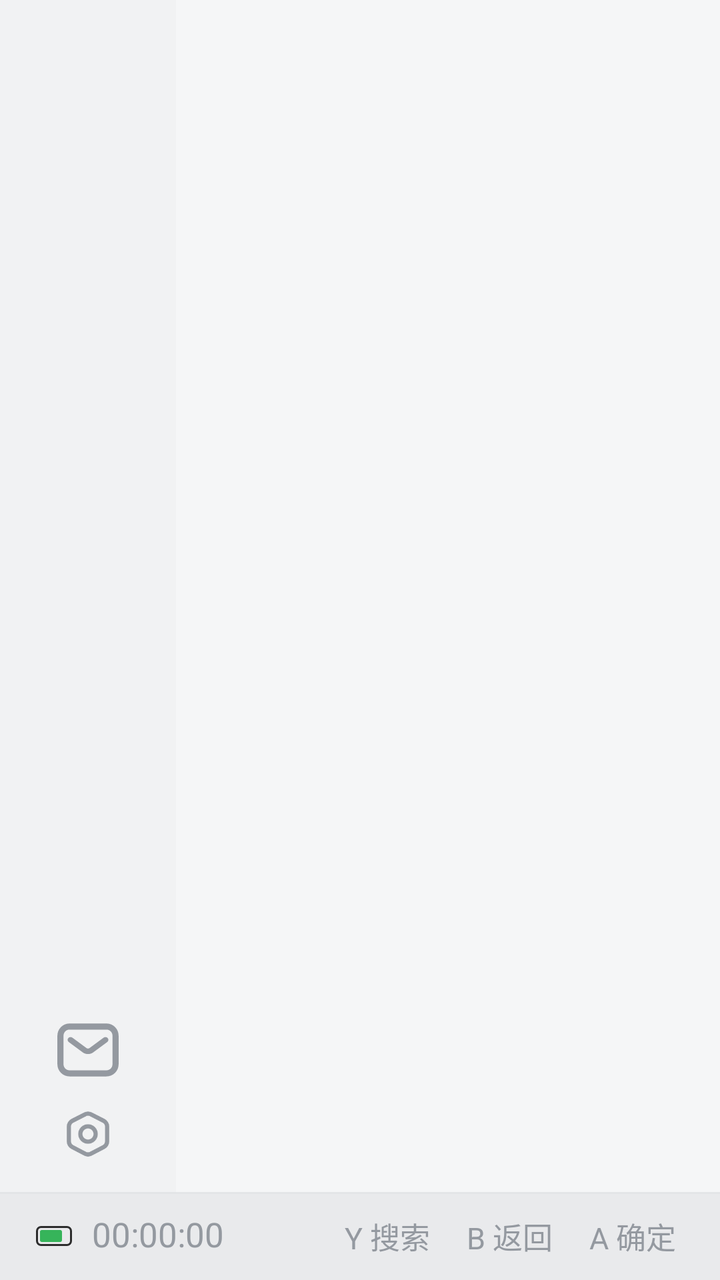
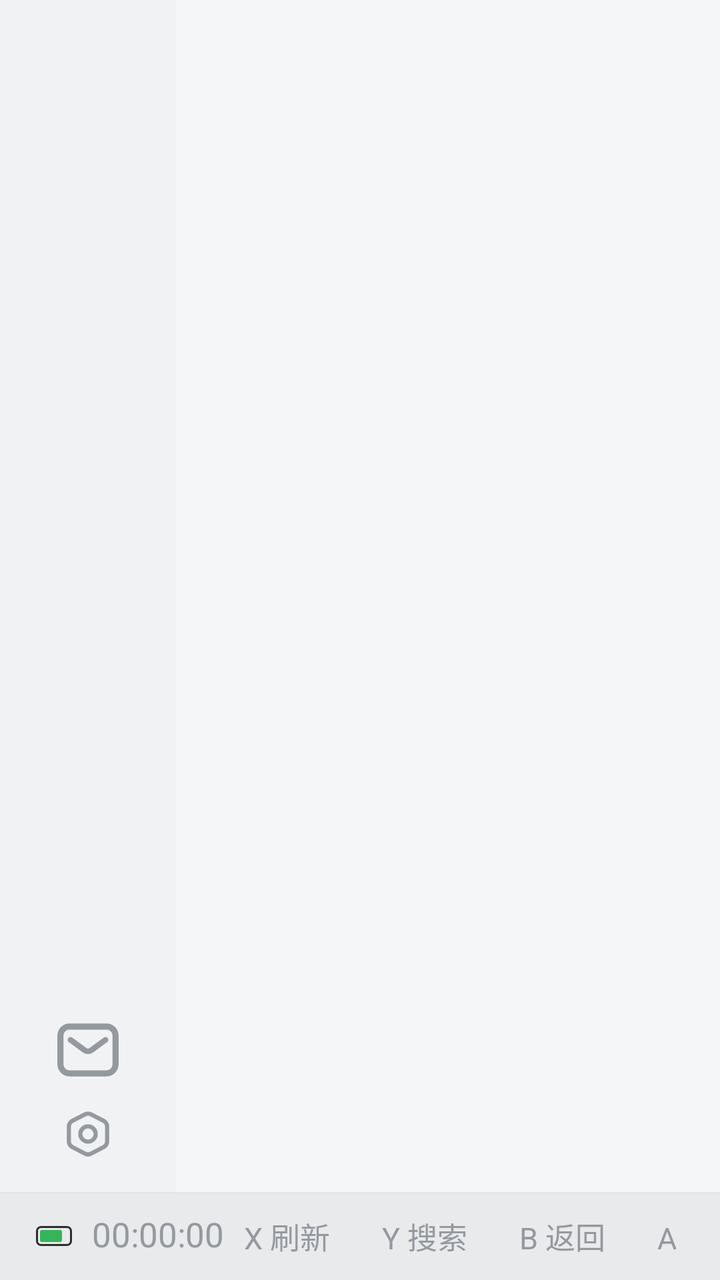

Screens rendered from an Android XML layout before and after an edit, with the pre-edit source and the edit as a unified diff.
<!-- AndroidManifest.xml: application theme Theme.Blbl -->
<!-- res/layout/activity_main.xml -->
<?xml version="1.0" encoding="utf-8"?>
<androidx.constraintlayout.widget.ConstraintLayout xmlns:android="http://schemas.android.com/apk/res/android"
    xmlns:app="http://schemas.android.com/apk/res-auto"
    android:layout_width="match_parent"
    android:layout_height="match_parent"
    android:background="?attr/blblPageBackdrop">

    <LinearLayout
        android:id="@+id/sidebar"
        android:layout_width="@dimen/sidebar_width"
        android:layout_height="0dp"
        android:background="@color/blbl_surface_variant_wiliwili_light"
        android:clipChildren="false"
        android:orientation="vertical"
        app:layout_constraintBottom_toTopOf="@id/footer_bar"
        app:layout_constraintStart_toStartOf="parent"
        app:layout_constraintTop_toTopOf="parent">

        <com.google.android.material.imageview.ShapeableImageView
            android:id="@+id/iv_sidebar_user"
            android:layout_width="@dimen/sidebar_user_size"
            android:layout_height="@dimen/sidebar_user_size"
            android:layout_gravity="center_horizontal"
            android:layout_marginTop="@dimen/sidebar_user_margin_top"
            android:clickable="true"
            android:defaultFocusHighlightEnabled="false"
            android:focusable="true"
            android:padding="1dp"
            android:stateListAnimator="@animator/blbl_focus_scale"
            android:visibility="gone"
            android:contentDescription="@string/app_name"
            android:src="@android:drawable/sym_def_app_icon"
            app:shapeAppearanceOverlay="@style/ShapeAppearanceOverlay_Blbl_Circular"
            app:strokeColor="?attr/blblFocusStrokeColor"
            app:strokeWidth="2dp" />

        <TextView
            android:id="@+id/btn_sidebar_login"
            android:layout_width="@dimen/sidebar_login_size"
            android:layout_height="@dimen/sidebar_login_size"
            android:layout_gravity="center_horizontal"
            android:layout_marginTop="@dimen/sidebar_login_margin_top"
            android:clickable="true"
            android:focusable="true"
            android:gravity="center"
            android:includeFontPadding="false"
            android:stateListAnimator="@animator/blbl_focus_scale"
            android:text="@string/sidebar_login"
            android:textColor="?attr/blblOnPageBackdrop"
            android:textSize="@dimen/sidebar_login_text_size"
            android:visibility="gone"
            android:background="@drawable/blbl_login_circle_bg" />

        <androidx.recyclerview.widget.RecyclerView
            android:id="@+id/recycler_sidebar"
            android:layout_width="match_parent"
            android:layout_height="0dp"
            android:layout_marginTop="@dimen/sidebar_nav_margin_top"
            android:layout_weight="1"
            android:clipChildren="false"
            android:clipToPadding="false"
            android:paddingVertical="0dp" />

        <com.google.android.material.card.MaterialCardView
            android:id="@+id/btn_sidebar_inbox"
            android:layout_width="@dimen/sidebar_main_settings_size"
            android:layout_height="@dimen/sidebar_main_settings_size"
            android:layout_gravity="center_horizontal"
            android:layout_marginBottom="8dp"
            android:contentDescription="消息"
            android:clickable="true"
            android:focusable="true"
            android:stateListAnimator="@animator/blbl_focus_scale"
            android:padding="@dimen/sidebar_main_settings_padding"
            app:cardBackgroundColor="@android:color/transparent"
            app:cardCornerRadius="10dp"
            app:cardElevation="0dp"
            app:strokeColor="?attr/blblFocusStrokeFocusOnlyColor"
            app:strokeWidth="2dp">

            <ImageView
                android:layout_width="match_parent"
                android:layout_height="match_parent"
                android:contentDescription="@null"
                android:scaleType="fitCenter"
                android:src="@drawable/ic_wiliwili_inbox_centered"
                app:tint="?attr/blblOnPageBackdropSecondary" />
        </com.google.android.material.card.MaterialCardView>

        <com.google.android.material.card.MaterialCardView
            android:id="@+id/btn_sidebar_settings"
            android:layout_width="@dimen/sidebar_main_settings_size"
            android:layout_height="@dimen/sidebar_main_settings_size"
            android:layout_gravity="center_horizontal"
            android:layout_marginBottom="@dimen/sidebar_settings_margin_bottom"
            android:contentDescription="@string/tab_settings"
            android:clickable="true"
            android:focusable="true"
            android:stateListAnimator="@animator/blbl_focus_scale"
            android:padding="@dimen/sidebar_main_settings_padding"
            app:cardBackgroundColor="@android:color/transparent"
            app:cardCornerRadius="10dp"
            app:cardElevation="0dp"
            app:strokeColor="?attr/blblFocusStrokeFocusOnlyColor"
            app:strokeWidth="2dp">

            <ImageView
                android:layout_width="match_parent"
                android:layout_height="match_parent"
                android:contentDescription="@null"
                android:scaleType="fitCenter"
                android:src="@drawable/wiliwili_ico_setting"
                app:tint="?attr/blblOnPageBackdropSecondary" />
        </com.google.android.material.card.MaterialCardView>
    </LinearLayout>

    <FrameLayout
        android:id="@+id/main_container"
        android:layout_width="0dp"
        android:layout_height="0dp"
        android:background="?attr/blblContentBackground"
        app:layout_constraintBottom_toTopOf="@id/footer_bar"
        app:layout_constraintEnd_toEndOf="parent"
        app:layout_constraintStart_toEndOf="@id/sidebar"
        app:layout_constraintTop_toTopOf="parent" />

    <LinearLayout
        android:id="@+id/footer_bar"
        android:layout_width="0dp"
        android:layout_height="44dp"
        android:background="@drawable/bg_wiliwili_footer_light"
        android:gravity="center_vertical"
        android:orientation="horizontal"
        android:paddingStart="18dp"
        android:paddingEnd="22dp"
        app:layout_constraintBottom_toBottomOf="parent"
        app:layout_constraintEnd_toEndOf="parent"
        app:layout_constraintStart_toStartOf="parent">

        <View
            android:layout_width="18dp"
            android:layout_height="10dp"
            android:background="@drawable/bg_wiliwili_battery" />

        <TextClock
            android:id="@+id/footer_clock"
            android:layout_width="wrap_content"
            android:layout_height="wrap_content"
            android:layout_marginStart="10dp"
            android:format12Hour="HH:mm:ss"
            android:format24Hour="HH:mm:ss"
            android:includeFontPadding="false"
            android:textColor="?attr/blblOnPageBackdropSecondary"
            android:textSize="17sp" />

        <View
            android:layout_width="0dp"
            android:layout_height="1dp"
            android:layout_weight="1" />

        <TextView
            android:layout_width="wrap_content"
            android:layout_height="wrap_content"
            android:text="Y 搜索     B 返回     A 确定"
            android:textColor="?attr/blblOnPageBackdropSecondary"
            android:textSize="15sp" />
    </LinearLayout>

    <include
        android:id="@+id/user_info_overlay"
        layout="@layout/dialog_user_info"
        android:visibility="gone"
        app:layout_constraintBottom_toBottomOf="parent"
        app:layout_constraintEnd_toEndOf="parent"
        app:layout_constraintStart_toStartOf="parent"
        app:layout_constraintTop_toTopOf="parent" />

</androidx.constraintlayout.widget.ConstraintLayout>
<!-- res/layout/dialog_user_info.xml (included above) -->
<?xml version="1.0" encoding="utf-8"?>
<FrameLayout xmlns:android="http://schemas.android.com/apk/res/android"
    xmlns:app="http://schemas.android.com/apk/res-auto"
    android:id="@+id/overlay"
    android:layout_width="match_parent"
    android:layout_height="match_parent"
    android:background="#66000000"
    android:clickable="true"
    android:focusable="true">

    <com.google.android.material.card.MaterialCardView
        android:id="@+id/card"
        android:layout_width="300dp"
        android:layout_height="wrap_content"
        android:layout_gravity="center"
        android:layout_margin="20dp"
        app:cardBackgroundColor="?attr/blblDialogSurface"
        app:cardCornerRadius="16dp"
        app:cardUseCompatPadding="true">

        <LinearLayout
            android:id="@+id/content"
            android:layout_width="match_parent"
            android:layout_height="wrap_content"
            android:clipChildren="false"
            android:clipToPadding="false"
            android:orientation="vertical"
            android:padding="16dp">

            <LinearLayout
                android:layout_width="match_parent"
                android:layout_height="wrap_content"
                android:gravity="center_vertical"
                android:orientation="horizontal">

                <com.google.android.material.imageview.ShapeableImageView
                    android:id="@+id/iv_avatar"
                    android:layout_width="56dp"
                    android:layout_height="56dp"
                    android:contentDescription="@string/app_name"
                    android:src="@android:drawable/sym_def_app_icon"
                    app:shapeAppearanceOverlay="@style/ShapeAppearanceOverlay_Blbl_Circular" />

                <LinearLayout
                    android:layout_width="0dp"
                    android:layout_height="wrap_content"
                    android:layout_marginStart="12dp"
                    android:layout_weight="1"
                    android:orientation="vertical">

                    <TextView
                        android:id="@+id/tv_name"
                        android:layout_width="match_parent"
                        android:layout_height="wrap_content"
                        android:ellipsize="end"
                        android:maxLines="1"
                        android:textColor="?attr/colorOnSurface"
                        android:textSize="16sp"
                        android:textStyle="bold" />

                    <TextView
                        android:id="@+id/tv_mid"
                        android:layout_width="match_parent"
                        android:layout_height="wrap_content"
                        android:layout_marginTop="2dp"
                        android:textColor="?android:attr/textColorSecondary"
                        android:textSize="12sp" />
                </LinearLayout>
            </LinearLayout>

            <LinearLayout
                android:id="@+id/profile_stats_row"
                android:layout_width="match_parent"
                android:layout_height="wrap_content"
                android:layout_marginTop="14dp"
                android:clipChildren="false"
                android:clipToPadding="false"
                android:orientation="horizontal">

                <LinearLayout
                    android:id="@+id/btn_following"
                    android:layout_width="0dp"
                    android:layout_height="wrap_content"
                    android:layout_weight="1"
                    android:background="?attr/blblFocusBgRound"
                    android:clickable="true"
                    android:focusable="true"
                    android:gravity="center_horizontal"
                    android:orientation="vertical"
                    android:paddingVertical="8dp"
                    android:stateListAnimator="@animator/blbl_focus_scale">

                    <TextView
                        android:id="@+id/tv_following"
                        android:layout_width="wrap_content"
                        android:layout_height="wrap_content"
                        android:textColor="?attr/colorOnSurface"
                        android:textSize="16sp"
                        android:textStyle="bold" />

                    <TextView
                        android:id="@+id/tv_following_label"
                        android:layout_width="wrap_content"
                        android:layout_height="wrap_content"
                        android:layout_marginTop="2dp"
                        android:text="@string/label_following"
                        android:textColor="?android:attr/textColorSecondary"
                        android:textSize="12sp" />
                </LinearLayout>

                <LinearLayout
                    android:id="@+id/btn_follower"
                    android:layout_width="0dp"
                    android:layout_height="wrap_content"
                    android:layout_weight="1"
                    android:layout_marginStart="6dp"
                    android:layout_marginEnd="6dp"
                    android:background="?attr/blblFocusBgRound"
                    android:clickable="true"
                    android:focusable="true"
                    android:gravity="center_horizontal"
                    android:orientation="vertical"
                    android:paddingVertical="8dp"
                    android:stateListAnimator="@animator/blbl_focus_scale">

                    <TextView
                        android:id="@+id/tv_follower"
                        android:layout_width="wrap_content"
                        android:layout_height="wrap_content"
                        android:textColor="?attr/colorOnSurface"
                        android:textSize="16sp"
                        android:textStyle="bold" />

                    <TextView
                        android:id="@+id/tv_follower_label"
                        android:layout_width="wrap_content"
                        android:layout_height="wrap_content"
                        android:layout_marginTop="2dp"
                        android:text="@string/label_follower"
                        android:textColor="?android:attr/textColorSecondary"
                        android:textSize="12sp" />
                </LinearLayout>

                <LinearLayout
                    android:layout_width="0dp"
                    android:layout_height="wrap_content"
                    android:layout_weight="1"
                    android:gravity="center_horizontal"
                    android:orientation="vertical">

                    <TextView
                        android:id="@+id/tv_coins"
                        android:layout_width="wrap_content"
                        android:layout_height="wrap_content"
                        android:textColor="?attr/colorOnSurface"
                        android:textSize="16sp"
                        android:textStyle="bold" />

                    <TextView
                        android:id="@+id/tv_coins_label"
                        android:layout_width="wrap_content"
                        android:layout_height="wrap_content"
                        android:layout_marginTop="2dp"
                        android:text="@string/label_coins"
                        android:textColor="?android:attr/textColorSecondary"
                        android:textSize="12sp" />
                </LinearLayout>
            </LinearLayout>

            <LinearLayout
                android:id="@+id/profile_exp_row"
                android:layout_width="match_parent"
                android:layout_height="wrap_content"
                android:layout_marginTop="14dp"
                android:gravity="center_vertical"
                android:orientation="horizontal">

                <TextView
                    android:id="@+id/tv_exp"
                    android:layout_width="0dp"
                    android:layout_height="wrap_content"
                    android:layout_weight="1"
                    android:textColor="?android:attr/textColorSecondary"
                    android:textSize="12sp" />

                <TextView
                    android:id="@+id/tv_level"
                    android:layout_width="wrap_content"
                    android:layout_height="wrap_content"
                    android:textColor="?attr/colorOnSurface"
                    android:textSize="14sp"
                    android:textStyle="bold" />
            </LinearLayout>

            <com.google.android.material.progressindicator.LinearProgressIndicator
                android:id="@+id/progress_exp"
                android:layout_width="match_parent"
                android:layout_height="wrap_content"
                android:layout_marginTop="8dp"
                app:indicatorColor="?attr/blblAccent"
                app:trackColor="?attr/colorSurface" />

            <TextView
                android:id="@+id/btn_switch_account"
                android:layout_width="match_parent"
                android:layout_height="wrap_content"
                android:layout_marginTop="14dp"
                android:background="?attr/blblFocusBgRound"
                android:clickable="true"
                android:focusable="true"
                android:gravity="center"
                android:paddingVertical="10dp"
                android:stateListAnimator="@animator/blbl_focus_scale"
                android:text="@string/action_switch_account"
                android:textColor="?attr/colorOnSurface"
                android:textSize="14sp"
                android:textStyle="bold" />

            <LinearLayout
                android:id="@+id/account_switch_panel"
                android:layout_width="match_parent"
                android:layout_height="wrap_content"
                android:layout_marginTop="14dp"
                android:orientation="vertical"
                android:visibility="gone">

                <LinearLayout
                    android:id="@+id/account_list"
                    android:layout_width="match_parent"
                    android:layout_height="wrap_content"
                    android:layout_marginTop="6dp"
                    android:clipChildren="false"
                    android:clipToPadding="false"
                    android:orientation="vertical" />

                <TextView
                    android:id="@+id/btn_add_account"
                    android:layout_width="match_parent"
                    android:layout_height="wrap_content"
                    android:layout_marginHorizontal="@dimen/focus_safe_padding_h"
                    android:layout_marginTop="8dp"
                    android:background="?attr/blblFocusBgRound"
                    android:clickable="true"
                    android:focusable="true"
                    android:gravity="center"
                    android:paddingVertical="10dp"
                    android:stateListAnimator="@animator/blbl_focus_scale"
                    android:text="@string/action_add_account"
                    android:textColor="?attr/colorOnSurface"
                    android:textSize="14sp"
                    android:textStyle="bold" />
            </LinearLayout>

            <TextView
                android:id="@+id/btn_logout"
                android:layout_width="match_parent"
                android:layout_height="wrap_content"
                android:layout_marginTop="14dp"
                android:background="@drawable/blbl_focus_bg_round_danger"
                android:clickable="true"
                android:focusable="true"
                android:gravity="center"
                android:paddingVertical="10dp"
                android:stateListAnimator="@animator/blbl_focus_scale"
                android:text="@string/action_logout"
                android:textColor="@color/blbl_red"
                android:textSize="14sp"
                android:textStyle="bold" />

            <ProgressBar
                android:id="@+id/pb_loading"
                style="?android:attr/progressBarStyleSmall"
                android:layout_width="wrap_content"
                android:layout_height="wrap_content"
                android:layout_gravity="center_horizontal"
                android:layout_marginTop="16dp"
                android:visibility="gone" />
        </LinearLayout>
    </com.google.android.material.card.MaterialCardView>
</FrameLayout>
<!-- resources referenced by this layout -->
<resources>
  <color name="blbl_red">#FF4D4F</color>
  <color name="blbl_surface_variant_wiliwili_light">#F1F2F3</color>
  <dimen name="focus_safe_padding_h">8dp</dimen>
  <dimen name="sidebar_login_margin_top">12dp</dimen>
  <dimen name="sidebar_login_size">56dp</dimen>
  <dimen name="sidebar_login_text_size">16sp</dimen>
  <dimen name="sidebar_main_settings_padding">4.5dp</dimen>
  <dimen name="sidebar_main_settings_size">34dp</dimen>
  <dimen name="sidebar_nav_margin_top">16dp</dimen>
  <dimen name="sidebar_settings_margin_bottom">12dp</dimen>
  <dimen name="sidebar_user_margin_top">12dp</dimen>
  <dimen name="sidebar_user_size">48dp</dimen>
  <dimen name="sidebar_width">88dp</dimen>
  <string name="action_add_account">添加帐号</string>
  <string name="action_logout">退出登录</string>
  <string name="action_switch_account">切换帐号</string>
  <string name="app_name">wiliwili POC</string>
  <string name="label_coins">银币</string>
  <string name="label_follower">粉丝</string>
  <string name="label_following">关注</string>
  <string name="sidebar_login">登录</string>
  <string name="tab_settings">设置</string>
  <style name="ShapeAppearanceOverlay_Blbl_Circular">
          <item name="cornerFamily">rounded</item>
          <item name="cornerSize">50%</item>
      </style>
  <style name="Theme.Blbl" parent="Theme.Blbl.Base.WiliWiliLight">
          <item name="blblAccent">@color/blbl_purple</item>
          <item name="blblAccentContainer">@color/blbl_accent_violet_container</item>
          <item name="blblAccentWeak">@color/blbl_accent_violet_weak</item>
          <item name="blblAccentPressed">@color/blbl_accent_violet_pressed</item>
      </style>
  <color name="blbl_footer_wiliwili_light">#E9EAEC</color>
  <color name="blbl_line_wiliwili_light">#E3E5E7</color>
  <color name="blbl_purple">#8A2BE2</color>
  <color name="blbl_accent_violet_container">#338A2BE2</color>
  <color name="blbl_accent_violet_weak">#668A2BE2</color>
  <color name="blbl_accent_violet_pressed">#808A2BE2</color>
  <color name="blbl_surface_wiliwili_light">#FFFFFFFF</color>
  <color name="blbl_text_wiliwili_light">#18191C</color>
  <color name="blbl_bg_wiliwili_light">#F5F6F7</color>
  <color name="blbl_text_secondary_wiliwili_light">#9499A0</color>
  <color name="blbl_accent_wiliwili">#FF6699</color>
  <color name="blbl_accent_wiliwili_container">#33FF6699</color>
  <color name="blbl_accent_wiliwili_weak">#66FF6699</color>
  <color name="blbl_accent_wiliwili_pressed">#80FF6699</color>
  <style name="Widget.Blbl.MaterialAlertDialog.Title.Text" parent="MaterialAlertDialog.MaterialComponents.Title.Text">
          <item name="android:textColor">?attr/colorOnSurface</item>
      </style>
  <style name="Widget.Blbl.MaterialAlertDialog.Body.Text" parent="MaterialAlertDialog.MaterialComponents.Body.Text">
          <item name="android:textColor">?android:attr/textColorSecondary</item>
      </style>
  <!-- unchanged entries left out for length: 14 -->
</resources>

<!-- the commit's change to res/layout/activity_main.xml (unified diff, before → after) -->
@@ -159,9 +159,57 @@
             android:layout_weight="1" />
 
         <TextView
+            android:id="@+id/footer_refresh"
             android:layout_width="wrap_content"
-            android:layout_height="wrap_content"
-            android:text="Y 搜索     B 返回     A 确定"
+            android:layout_height="32dp"
+            android:background="@drawable/bg_wiliwili_footer_key"
+            android:clickable="true"
+            android:focusable="true"
+            android:gravity="center"
+            android:paddingHorizontal="10dp"
+            android:text="X 刷新"
+            android:textColor="?attr/blblOnPageBackdropSecondary"
+            android:textSize="15sp" />
+
+        <TextView
+            android:id="@+id/footer_search"
+            android:layout_width="wrap_content"
+            android:layout_height="32dp"
+            android:layout_marginStart="6dp"
+            android:background="@drawable/bg_wiliwili_footer_key"
+            android:clickable="true"
+            android:focusable="true"
+            android:gravity="center"
+            android:paddingHorizontal="10dp"
+            android:text="Y 搜索"
+            android:textColor="?attr/blblOnPageBackdropSecondary"
+            android:textSize="15sp" />
+
+        <TextView
+            android:id="@+id/footer_back"
+            android:layout_width="wrap_content"
+            android:layout_height="32dp"
+            android:layout_marginStart="6dp"
+            android:background="@drawable/bg_wiliwili_footer_key"
+            android:clickable="true"
+            android:focusable="true"
+            android:gravity="center"
+            android:paddingHorizontal="10dp"
+            android:text="B 返回"
+            android:textColor="?attr/blblOnPageBackdropSecondary"
+            android:textSize="15sp" />
+
+        <TextView
+            android:id="@+id/footer_confirm"
+            android:layout_width="wrap_content"
+            android:layout_height="32dp"
+            android:layout_marginStart="6dp"
+            android:background="@drawable/bg_wiliwili_footer_key"
+            android:clickable="true"
+            android:focusable="true"
+            android:gravity="center"
+            android:paddingHorizontal="10dp"
+            android:text="A 确定"
             android:textColor="?attr/blblOnPageBackdropSecondary"
             android:textSize="15sp" />
     </LinearLayout>
<!-- resource entries referenced after the edit -->
@@ -13,6 +13,29 @@
   <dimen name="sidebar_user_margin_top">12dp</dimen>
   <dimen name="sidebar_user_size">48dp</dimen>
   <dimen name="sidebar_width">88dp</dimen>
+  <!-- drawable bg_wiliwili_footer_key (drawable) -->
+  <?xml version="1.0" encoding="utf-8"?>
+  <selector xmlns:android="http://schemas.android.com/apk/res/android">
+      <item android:state_focused="true">
+          <shape android:shape="rectangle">
+              <solid android:color="@color/blbl_accent_wiliwili_container" />
+              <stroke android:width="1dp" android:color="@color/blbl_accent_wiliwili" />
+              <corners android:radius="14dp" />
+          </shape>
+      </item>
+      <item android:state_pressed="true">
+          <shape android:shape="rectangle">
+              <solid android:color="@color/blbl_accent_wiliwili_weak" />
+              <corners android:radius="14dp" />
+          </shape>
+      </item>
+      <item>
+          <shape android:shape="rectangle">
+              <solid android:color="@android:color/transparent" />
+              <corners android:radius="14dp" />
+          </shape>
+      </item>
+  </selector>
   <string name="action_add_account">添加帐号</string>
   <string name="action_logout">退出登录</string>
   <string name="action_switch_account">切换帐号</string>
